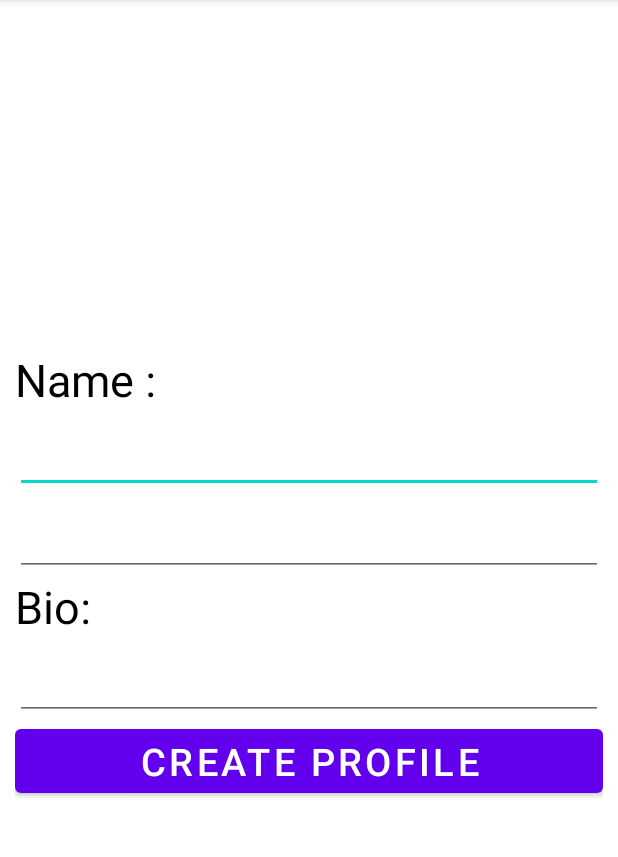
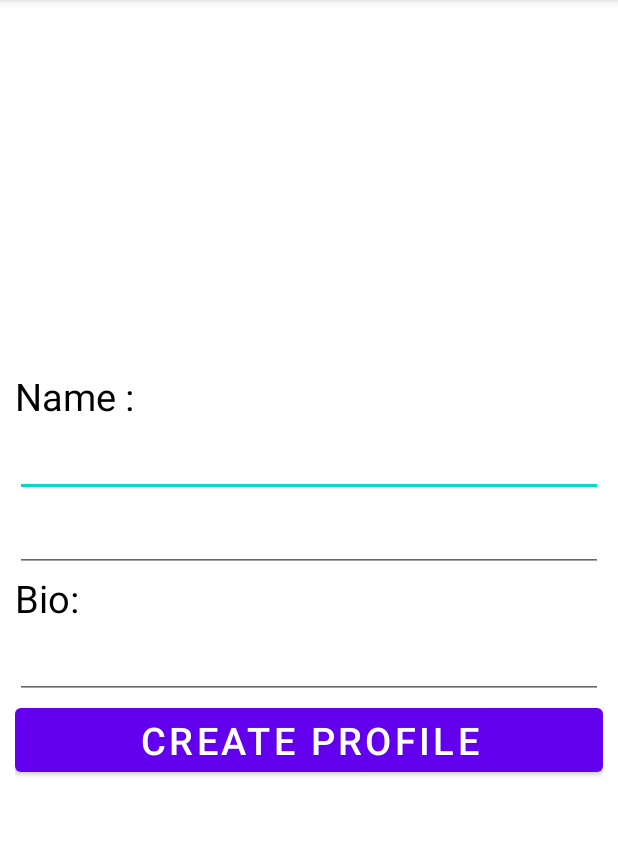
Before and after one commit to Premium-Techs/Chirkut, an Android app: the screen it shows after launch (MainActivity), on a phone screen of 412 x 824 dp, the part 84-941 px from its top. Run offline under Robolectric (Android 15) with nearby library versions, the phone set to English and light mode, and no system bars.

Commit message:
Edit Layout File

```diff
--- a/app/src/main/res/layout/activity_main.xml
+++ b/app/src/main/res/layout/activity_main.xml
@@ -13,25 +13,25 @@
         android:layout_height="wrap_content"
         android:text="Name :"
         android:textColor="@color/black"
-        android:textSize="30sp" />
+        android:textSize="25sp" />
 
     <EditText
         android:id="@+id/etName"
         android:layout_width="match_parent"
         android:layout_height="wrap_content"
-        android:autofillHints="Enter you name"
+        android:autofillHints="Enter your name"
         android:singleLine="true"
         android:textColor="@color/black"
-        android:textSize="25sp" />
+        android:textSize="22sp" />
 
     <EditText
         android:id="@+id/etPhoneNo"
         android:layout_width="match_parent"
         android:layout_height="wrap_content"
-        android:autofillHints="Enter you name"
+        android:autofillHints="Enter Mobile Number"
         android:singleLine="true"
         android:textColor="@color/black"
-        android:textSize="25sp" />
+        android:textSize="22sp" />
 
 
     <TextView
@@ -40,15 +40,15 @@
         android:singleLine="false"
         android:text="Bio: "
         android:textColor="@color/black"
-        android:textSize="30sp" />
+        android:textSize="25sp" />
 
     <EditText
         android:id="@+id/etBio"
         android:layout_width="match_parent"
         android:layout_height="wrap_content"
-        android:autofillHints="Enter you name"
+        android:autofillHints="Enter your BIO"
         android:textColor="@color/black"
-        android:textSize="25sp" />
+        android:textSize="22sp" />
 
     <Button
         android:id="@+id/btnSub"
```
